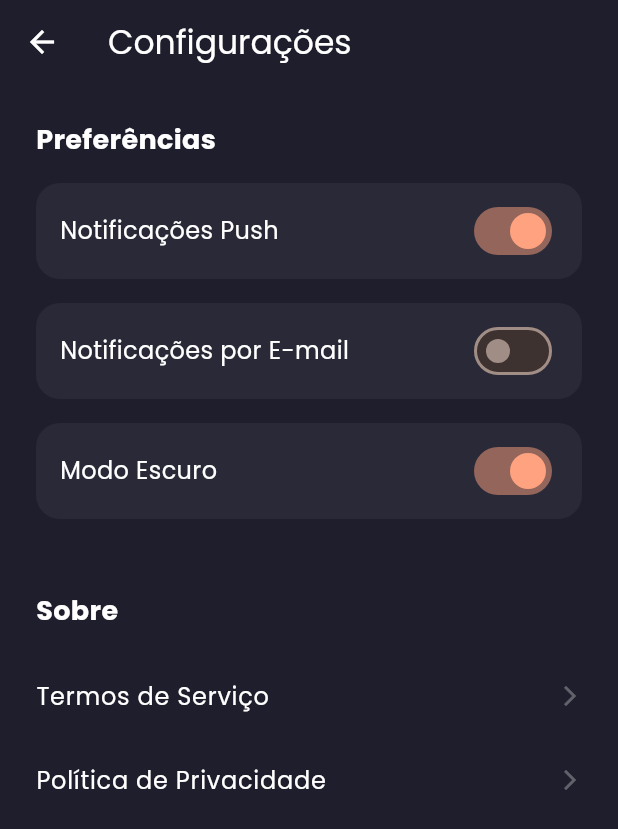
After one commit to EvanioTech/casal_finance, a Flutter app: the SettingsScreen screen opened directly, on a phone screen of 412 x 824 dp. The commit adds this screen. Shown: the top 829 px of the screen. Run offline on Flutter 3.47's test engine with Material 3 defaults, Android fonts, the phone set to English and light mode, and no system bars; our stand-ins replace animate_do, google_fonts; network calls fail.

Commit message:
feat: implement profile section with edit, security, settings, and help screens

```diff
--- /dev/null
+++ b/lib/screens/profile/settings_screen.dart
@@ -0,0 +1,95 @@
+import 'package:flutter/material.dart';
+
+class SettingsScreen extends StatefulWidget {
+  const SettingsScreen({super.key});
+
+  @override
+  State<SettingsScreen> createState() => _SettingsScreenState();
+}
+
+class _SettingsScreenState extends State<SettingsScreen> {
+  bool _pushNotifications = true;
+  bool _emailNotifications = false;
+  bool _darkMode = true;
+
+  @override
+  Widget build(BuildContext context) {
+    return Scaffold(
+      backgroundColor: const Color(0xFF1E1E2C),
+      appBar: AppBar(
+        title: const Text('Configurações', style: TextStyle(color: Colors.white)),
+        backgroundColor: Colors.transparent,
+        elevation: 0,
+        iconTheme: const IconThemeData(color: Colors.white),
+      ),
+      body: SingleChildScrollView(
+        padding: const EdgeInsets.all(24.0),
+        child: Column(
+          crossAxisAlignment: CrossAxisAlignment.start,
+          children: [
+            const Text(
+              'Preferências',
+              style: TextStyle(color: Colors.white, fontSize: 18, fontWeight: FontWeight.bold),
+            ),
+            const SizedBox(height: 16),
+            _buildSwitchTile(
+              title: 'Notificações Push',
+              value: _pushNotifications,
+              onChanged: (val) => setState(() => _pushNotifications = val),
+            ),
+            _buildSwitchTile(
+              title: 'Notificações por E-mail',
+              value: _emailNotifications,
+              onChanged: (val) => setState(() => _emailNotifications = val),
+            ),
+            _buildSwitchTile(
+              title: 'Modo Escuro',
+              value: _darkMode,
+              onChanged: (val) => setState(() => _darkMode = val),
+            ),
+            const SizedBox(height: 32),
+            const Text(
+              'Sobre',
+              style: TextStyle(color: Colors.white, fontSize: 18, fontWeight: FontWeight.bold),
+            ),
+            const SizedBox(height: 16),
+            ListTile(
+              contentPadding: EdgeInsets.zero,
+              title: const Text('Termos de Serviço', style: TextStyle(color: Colors.white)),
+              trailing: Icon(Icons.arrow_forward_ios, color: Colors.white.withOpacity(0.3), size: 16),
+              onTap: () {},
+            ),
+            ListTile(
+              contentPadding: EdgeInsets.zero,
+              title: const Text('Política de Privacidade', style: TextStyle(color: Colors.white)),
+              trailing: Icon(Icons.arrow_forward_ios, color: Colors.white.withOpacity(0.3), size: 16),
+              onTap: () {},
+            ),
+          ],
+        ),
+      ),
+    );
+  }
+
+  Widget _buildSwitchTile({required String title, required bool value, required ValueChanged<bool> onChanged}) {
+    return Container(
+      margin: const EdgeInsets.only(bottom: 16),
+      padding: const EdgeInsets.symmetric(horizontal: 16, vertical: 8),
+      decoration: BoxDecoration(
+        color: Colors.white.withOpacity(0.05),
+        borderRadius: BorderRadius.circular(16),
+      ),
+      child: Row(
+        mainAxisAlignment: MainAxisAlignment.spaceBetween,
+        children: [
+          Text(title, style: const TextStyle(color: Colors.white, fontSize: 16)),
+          Switch(
+            value: value,
+            onChanged: onChanged,
+            activeColor: const Color(0xFFFFA27F),
+          ),
+        ],
+      ),
+    );
+  }
+}
```
Also changed, not shown: lib/screens/profile/edit_profile_screen.dart (added, +100 -0 lines), lib/screens/profile/help_screen.dart (added, +78 -0 lines), lib/screens/profile/security_screen.dart (added, +80 -0 lines), lib/screens/tabs/profile_tab.dart (+30 -5 lines).
